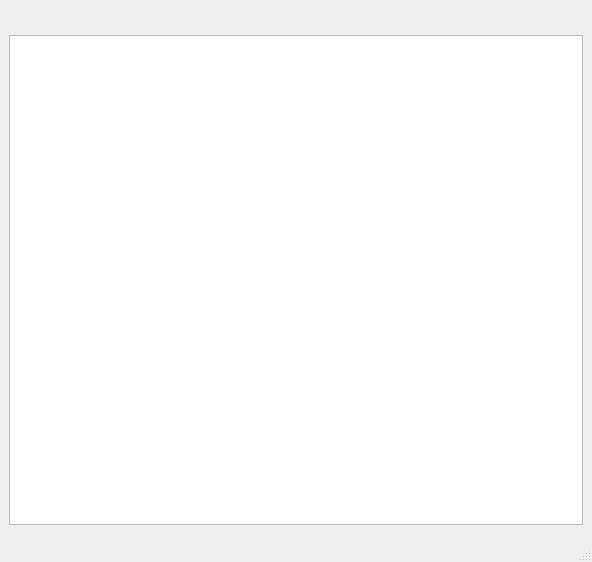
Houston4444/Patchance, file resources/ui/main_win.ui: the form before one commit.
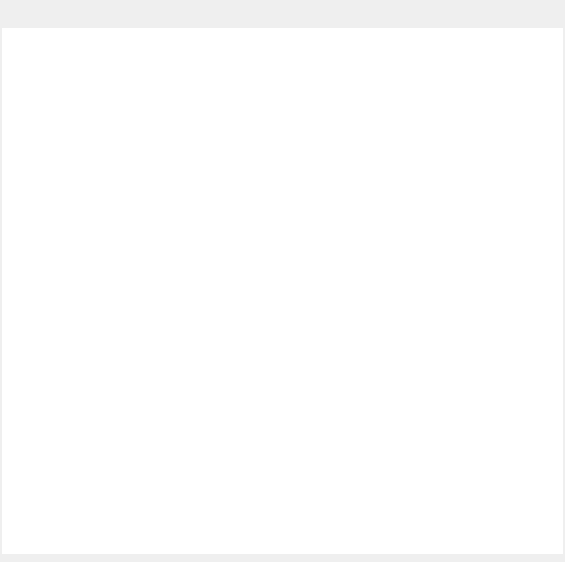
The form after the commit. Custom widgets are drawn as their Qt base class.

The edit to the form file:
```diff
--- a/resources/ui/main_win.ui
+++ b/resources/ui/main_win.ui
@@ -6,7 +6,7 @@
    <rect>
     <x>0</x>
     <y>0</y>
-    <width>592</width>
+    <width>565</width>
     <height>562</height>
    </rect>
   </property>
@@ -15,6 +15,18 @@
   </property>
   <widget class="QWidget" name="centralwidget">
    <layout class="QVBoxLayout" name="verticalLayout">
+    <property name="leftMargin">
+     <number>2</number>
+    </property>
+    <property name="topMargin">
+     <number>2</number>
+    </property>
+    <property name="rightMargin">
+     <number>2</number>
+    </property>
+    <property name="bottomMargin">
+     <number>2</number>
+    </property>
     <item>
      <layout class="QHBoxLayout" name="horizontalLayout">
       <item>
@@ -36,7 +48,11 @@
      </layout>
     </item>
     <item>
-     <widget class="QGraphicsView" name="graphicsView"/>
+     <widget class="QGraphicsView" name="graphicsView">
+      <property name="styleSheet">
+       <string notr="true">QGraphicsView{border: none}</string>
+      </property>
+     </widget>
     </item>
     <item>
      <widget class="PatchFilterFrame" name="filterFrame">
@@ -60,7 +76,6 @@
     </rect>
    </property>
   </widget>
-  <widget class="QStatusBar" name="statusbar"/>
  </widget>
  <customwidgets>
   <customwidget>
```
Left out of the diff: 2 changed lines with no effect on the pictures.
